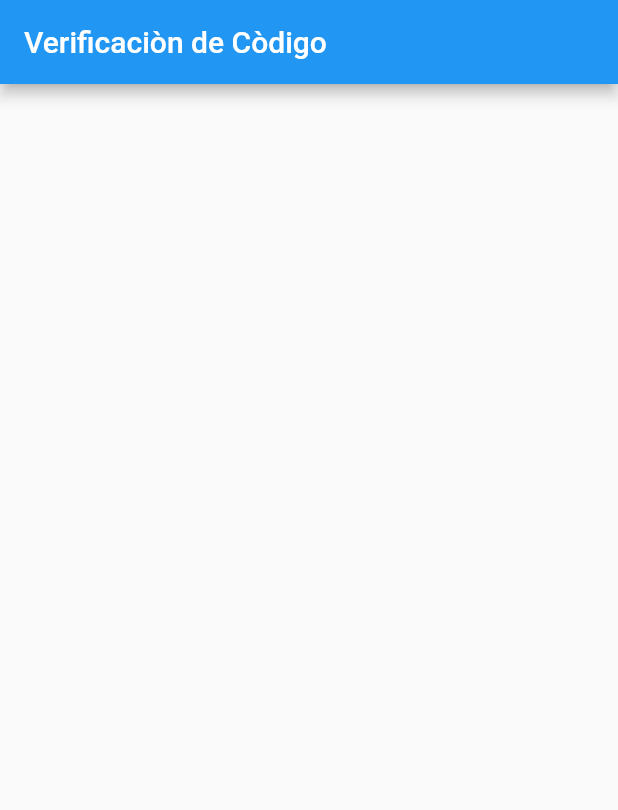
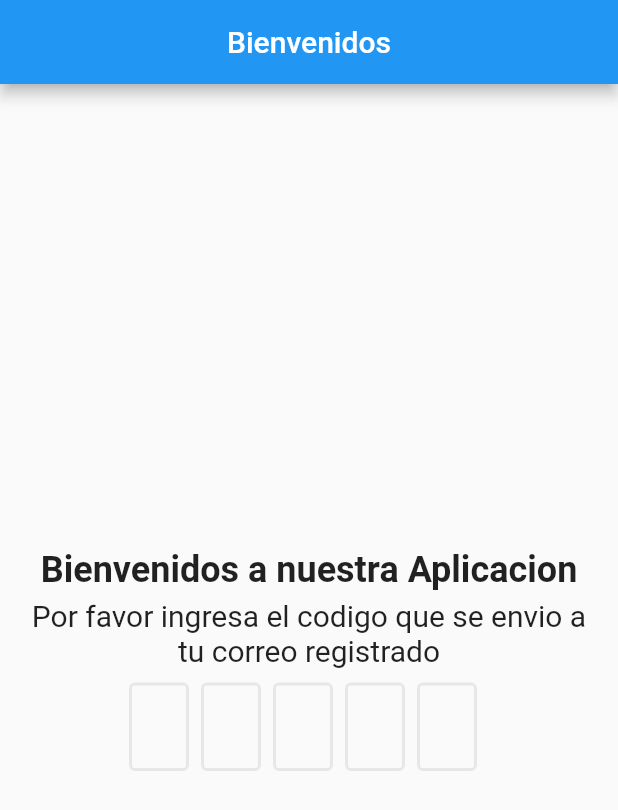
Before and after one commit to riki08/Api_rest, a Flutter app: the screen it shows after launch, on a phone screen of 412 x 824 dp. Shown: the top 810 px of the screen. Run offline on Flutter 3.47's test engine with Material 2 defaults, Android fonts, the phone set to English and light mode, and no system bars; drawn by our look-alikes of flutter_otp_text_field; our stand-ins replace dio, get; statements that could not run were skipped.

Commit message:
v1.0.0 stable app

```diff
--- a/lib/main.dart
+++ b/lib/main.dart
@@ -1,4 +1,6 @@
+import 'package:api_rest/src/modules/verify-code/verify_code_binding.dart';
 import 'package:api_rest/src/modules/verify-code/verify_code_page.dart';
+import 'package:api_rest/src/routes/app_pages.dart';
 import 'package:api_rest/src/utils/config_reader.dart';
 import 'package:api_rest/src/utils/dependency_injection.dart';
 import 'package:flutter/material.dart';
@@ -8,19 +10,24 @@ void main() async {
   WidgetsFlutterBinding.ensureInitialized();
   await ConfigReader.initialize();
   await DependencyInjection.init();
-  runApp(ApiRest());
+  runApp(const ApiRest());
 }
 
 class ApiRest extends StatelessWidget {
+  const ApiRest({Key? key}) : super(key: key);
+
   // This widget is the root of your application.
   @override
   Widget build(BuildContext context) {
     return GetMaterialApp(
       title: 'Flutter Api rest',
+      debugShowCheckedModeBanner: false,
       theme: ThemeData(
         primarySwatch: Colors.blue,
       ),
-      home: VerifyCodePage(),
+      home: const VerifyCodePage(),
+      initialBinding: VerifyCodeBinding(),
+      getPages: AppPages.pages,
     );
   }
 }
--- /dev/null
+++ b/lib/src/modules/details-item/list_items_binding.dart
@@ -0,0 +1,9 @@
+import 'package:api_rest/src/modules/details-item/list_items_controller.dart';
+import 'package:get/get.dart';
+
+class DetailsItemBinding extends Bindings {
+  @override
+  void dependencies() {
+    Get.lazyPut(() => DetailsItemController());
+  }
+}
--- /dev/null
+++ b/lib/src/modules/list-items/list_items_binding.dart
@@ -0,0 +1,9 @@
+import 'package:api_rest/src/modules/list-items/list_items_controller.dart';
+import 'package:get/get.dart';
+
+class ListItemsBinding extends Bindings {
+  @override
+  void dependencies() {
+    Get.lazyPut(() => ListItemsController());
+  }
+}
--- a/lib/src/modules/verify-code/verify_code_controller.dart
+++ b/lib/src/modules/verify-code/verify_code_controller.dart
@@ -1,3 +1,16 @@
+import 'dart:async';
+
 import 'package:get/get.dart';
 
-class VerifyCodeController extends GetxController {}
+class VerifyCodeController extends GetxController {
+  final _isValid = false.obs;
+  get isValid => _isValid.value;
+  set isValid(value) => _isValid.value = value;
+
+  Future<bool> validateCode(String code) async {
+    if (code == (12345).toString()) {
+      return true;
+    }
+    return false;
+  }
+}
--- a/lib/src/modules/verify-code/verify_code_page.dart
+++ b/lib/src/modules/verify-code/verify_code_page.dart
@@ -1,5 +1,7 @@
 import 'package:api_rest/src/modules/verify-code/verify_code_controller.dart';
+import 'package:api_rest/src/routes/app_pages.dart';
 import 'package:flutter/material.dart';
+import 'package:flutter_otp_text_field/flutter_otp_text_field.dart';
 import 'package:get/get.dart';
 
 class VerifyCodePage extends GetView<VerifyCodeController> {
@@ -9,7 +11,50 @@ class VerifyCodePage extends GetView<VerifyCodeController> {
   Widget build(BuildContext context) {
     return Scaffold(
       appBar: AppBar(
-        title: const Text('Verificaciòn de Còdigo'),
+        centerTitle: true,
+        title: const Text('Bienvenidos'),
+      ),
+      body: Container(
+        padding: const EdgeInsets.all(10.0),
+        child: Column(
+          mainAxisAlignment: MainAxisAlignment.center,
+          crossAxisAlignment: CrossAxisAlignment.center,
+          children: [
+            const Text(
+              'Bienvenidos a nuestra Aplicacion',
+              style: TextStyle(fontSize: 24, fontWeight: FontWeight.bold),
+              textAlign: TextAlign.center,
+            ),
+            const SizedBox(height: 5),
+            const Text(
+              'Por favor ingresa el codigo que se envio a tu correo registrado',
+              style: TextStyle(fontSize: 20),
+              maxLines: 2,
+              textAlign: TextAlign.center,
+            ),
+            const SizedBox(height: 10),
+            OtpTextField(
+              numberOfFields: 5,
+              borderColor: const Color(0xFF512DA8),
+              showFieldAsBox: true,
+              onSubmit: (String verificationCode) async {
+                bool res = await controller.validateCode(verificationCode);
+
+                res
+                    ? Get.offNamed(AppRoutes.listItems)
+                    : showDialog(
+                        context: context,
+                        builder: (context) {
+                          return const AlertDialog(
+                            title: Text("Correcto"),
+                            content: Text(
+                                'Tu codigo ha sido validado correctamente'),
+                          );
+                        });
+              }, // end onSubmit
+            ),
+          ],
+        ),
       ),
     );
   }
--- a/lib/src/routes/app_pages.dart
+++ b/lib/src/routes/app_pages.dart
@@ -1,3 +1,7 @@
+import 'package:api_rest/src/modules/details-item/list_items_binding.dart';
+import 'package:api_rest/src/modules/details-item/list_items_page.dart';
+import 'package:api_rest/src/modules/list-items/list_items_binding.dart';
+import 'package:api_rest/src/modules/list-items/list_items_page.dart';
 import 'package:get/get.dart';
 
 import 'package:api_rest/src/modules/verify-code/verify_code_binding.dart';
@@ -11,15 +15,15 @@ abstract class AppPages {
         name: AppRoutes.verifyCode,
         page: () => const VerifyCodePage(),
         binding: VerifyCodeBinding()),
-    // GetPage(
-    //   name: AppRoutes.onboarding,
-    //   page: () => OnboardingPage(),
-    //   binding: OnboardingBinding(),
-    // ),
-    // GetPage(
-    //   name: AppRoutes.login,
-    //   page: () => LoginPage(),
-    //   binding: LoginBinding(),
-    // ),
+    GetPage(
+      name: AppRoutes.listItems,
+      page: () => const ListItemsPAge(),
+      binding: ListItemsBinding(),
+    ),
+    GetPage(
+      name: AppRoutes.detailsItem,
+      page: () => const DetailsItemPAge(),
+      binding: DetailsItemBinding(),
+    ),
   ];
 }
```
Also changed, not shown: lib/src/data/models/character.dart (added, +35 -0 lines), lib/src/data/providers/character_api.dart (added, +15 -0 lines), lib/src/data/repositories/character_repository.dart (added, +10 -0 lines), lib/src/modules/details-item/list_items_controller.dart (added, +14 -0 lines), lib/src/modules/details-item/list_items_page.dart (added, +108 -0 lines), lib/src/modules/list-items/list_items_controller.dart (added, +35 -0 lines), lib/src/modules/list-items/list_items_page.dart (added, +60 -0 lines), lib/src/utils/dependency_injection.dart (+10 -34 lines), pubspec.yaml (+5 -38 lines), pubspec.lock, 2 other files.
